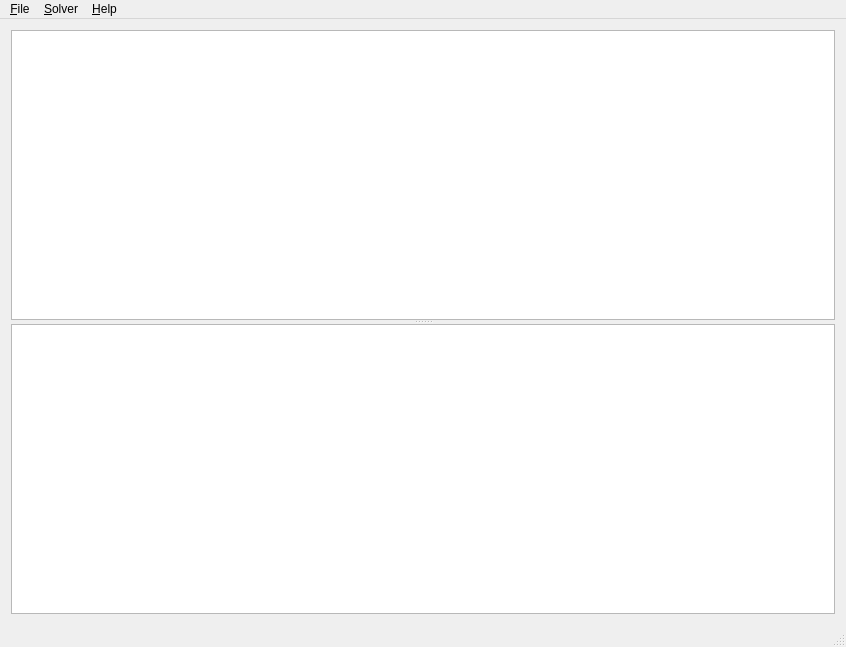
stevenvergenz/c-voku, file mainwindow.ui: the form before one commit.
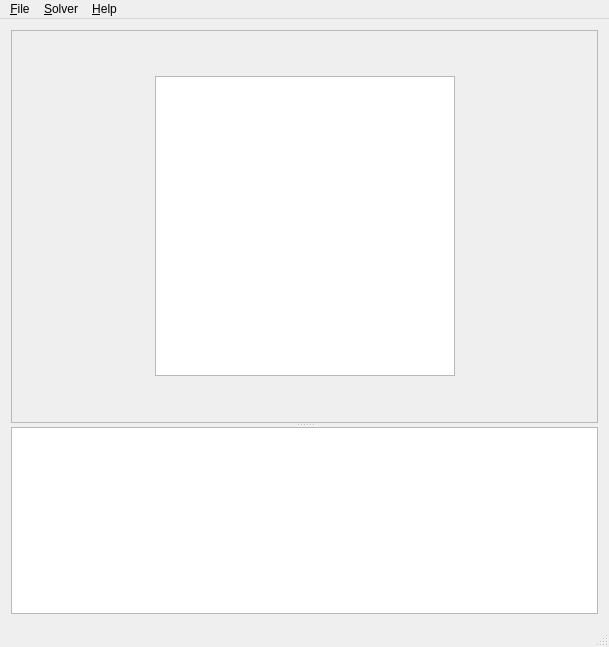
The form after the commit.

What changed in the file:
```diff
--- a/mainwindow.ui
+++ b/mainwindow.ui
@@ -6,7 +6,7 @@
    <rect>
     <x>0</x>
     <y>0</y>
-    <width>846</width>
+    <width>609</width>
     <height>647</height>
    </rect>
   </property>
@@ -20,7 +20,67 @@
       <property name="orientation">
        <enum>Qt::Vertical</enum>
       </property>
+      <widget class="QFrame" name="frame">
+       <property name="frameShape">
+        <enum>QFrame::StyledPanel</enum>
+       </property>
+       <property name="frameShadow">
+        <enum>QFrame::Raised</enum>
+       </property>
+       <layout class="QGridLayout" name="gridLayout">
+        <item row="1" column="0">
+         <spacer name="horizontalSpacer">
+          <property name="orientation">
+           <enum>Qt::Horizontal</enum>
+          </property>
+          <property name="sizeHint" stdset="0">
+           <size>
+            <width>40</width>
+            <height>20</height>
+           </size>
+          </property>
+         </spacer>
+        </item>
+        <item row="0" column="1">
+         <spacer name="verticalSpacer_2">
+          <property name="orientation">
+           <enum>Qt::Vertical</enum>
+          </property>
+          <property name="sizeHint" stdset="0">
+           <size>
+            <width>20</width>
+            <height>40</height>
+           </size>
+          </property>
+         </spacer>
+        </item>
+        <item row="1" column="2">
+         <spacer name="horizontalSpacer_2">
+          <property name="orientation">
+           <enum>Qt::Horizontal</enum>
+          </property>
+          <property name="sizeHint" stdset="0">
+           <size>
+            <width>40</width>
+            <height>20</height>
+           </size>
+          </property>
+         </spacer>
+        </item>
+        <item row="1" column="1">
       <widget class="QTableView" name="tableView">
+          <property name="sizePolicy">
+           <sizepolicy hsizetype="Fixed" vsizetype="Fixed">
+            <horstretch>0</horstretch>
+            <verstretch>0</verstretch>
+           </sizepolicy>
+          </property>
+          <property name="minimumSize">
+           <size>
+            <width>300</width>
+            <height>300</height>
+           </size>
+          </property>
        <property name="editTriggers">
         <set>QAbstractItemView::DoubleClicked</set>
        </property>
@@ -30,12 +90,12 @@
        <property name="dragDropOverwriteMode">
         <bool>false</bool>
        </property>
-       <property name="alternatingRowColors">
-        <bool>false</bool>
-       </property>
        <property name="selectionMode">
         <enum>QAbstractItemView::SingleSelection</enum>
        </property>
+          <property name="textElideMode">
+           <enum>Qt::ElideNone</enum>
+          </property>
        <attribute name="horizontalHeaderVisible">
         <bool>false</bool>
        </attribute>
@@ -43,6 +103,22 @@
         <bool>false</bool>
        </attribute>
       </widget>
+        </item>
+        <item row="2" column="1">
+         <spacer name="verticalSpacer">
+          <property name="orientation">
+           <enum>Qt::Vertical</enum>
+          </property>
+          <property name="sizeHint" stdset="0">
+           <size>
+            <width>20</width>
+            <height>40</height>
+           </size>
+          </property>
+         </spacer>
+        </item>
+       </layout>
+      </widget>
       <widget class="QTextEdit" name="textEdit">
        <property name="sizePolicy">
         <sizepolicy hsizetype="Expanding" vsizetype="Preferred">
@@ -60,7 +136,7 @@
     <rect>
      <x>0</x>
      <y>0</y>
-     <width>846</width>
+     <width>609</width>
      <height>19</height>
     </rect>
    </property>
```
Left out of the diff: 2 changed lines with no effect on the pictures. Lines whose indentation alone changed are shown as unchanged.
